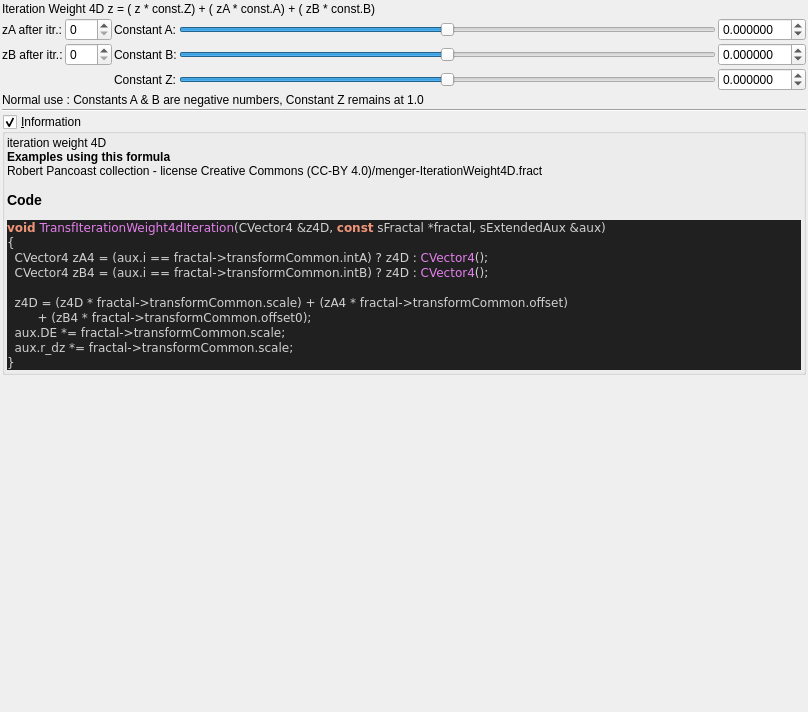
This is mandelbulber2/formula/ui/fractal_transf_iteration_weight4d.ui in buddhi1980/mandelbulber2 as Qt 5 draws it before an edit. The edited form follows.
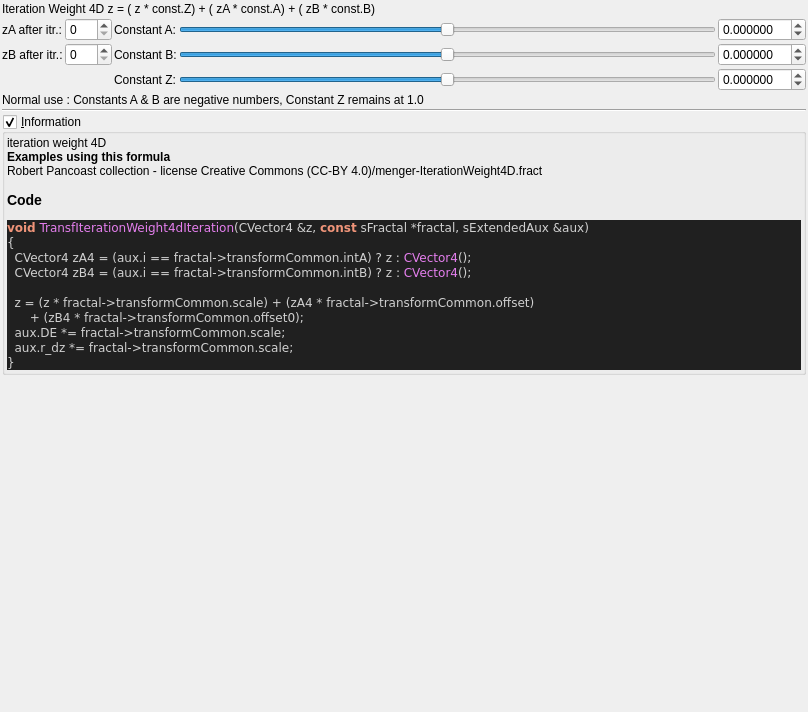
This is the edited form. Custom widgets are drawn as their Qt base class.

Diff of the .ui file:
```diff
--- a/mandelbulber2/formula/ui/fractal_transf_iteration_weight4d.ui
+++ b/mandelbulber2/formula/ui/fractal_transf_iteration_weight4d.ui
@@ -308,13 +308,13 @@
 &lt;/table&gt;
 &lt;br&gt;&lt;b&gt;Examples using this formula&lt;/b&gt;&lt;br&gt;Robert Pancoast collection - license Creative Commons (CC-BY 4.0)/menger-IterationWeight4D.fract&lt;h3&gt;Code&lt;/h3&gt;
 &lt;body style=&quot;background-color:#202020&quot;&gt;
-&lt;pre style=&quot;color:#d0d0d0; background-color:#202020;  font-family:'Courier New',monospace;&quot;&gt;&lt;span style=&quot;color:#f09479; font-weight:bold&quot;&gt;void&lt;/span&gt; &lt;span style=&quot;color:#e47eed&quot;&gt;TransfIterationWeight4dIteration&lt;/span&gt;&lt;span style=&quot;color:#d0d0d0&quot;&gt;(&lt;/span&gt;CVector4 &lt;span style=&quot;color:#d0d0d0&quot;&gt;&amp;amp;&lt;/span&gt;z4D&lt;span style=&quot;color:#d0d0d0&quot;&gt;,&lt;/span&gt; &lt;span style=&quot;color:#f09479; font-weight:bold&quot;&gt;const&lt;/span&gt; sFractal &lt;span style=&quot;color:#d0d0d0&quot;&gt;*&lt;/span&gt;fractal&lt;span style=&quot;color:#d0d0d0&quot;&gt;,&lt;/span&gt; sExtendedAux &lt;span style=&quot;color:#d0d0d0&quot;&gt;&amp;amp;&lt;/span&gt;aux&lt;span style=&quot;color:#d0d0d0&quot;&gt;)&lt;/span&gt;
+&lt;pre style=&quot;color:#d0d0d0; background-color:#202020;  font-family:'Courier New',monospace;&quot;&gt;&lt;span style=&quot;color:#f09479; font-weight:bold&quot;&gt;void&lt;/span&gt; &lt;span style=&quot;color:#e47eed&quot;&gt;TransfIterationWeight4dIteration&lt;/span&gt;&lt;span style=&quot;color:#d0d0d0&quot;&gt;(&lt;/span&gt;CVector4 &lt;span style=&quot;color:#d0d0d0&quot;&gt;&amp;amp;&lt;/span&gt;z&lt;span style=&quot;color:#d0d0d0&quot;&gt;,&lt;/span&gt; &lt;span style=&quot;color:#f09479; font-weight:bold&quot;&gt;const&lt;/span&gt; sFractal &lt;span style=&quot;color:#d0d0d0&quot;&gt;*&lt;/span&gt;fractal&lt;span style=&quot;color:#d0d0d0&quot;&gt;,&lt;/span&gt; sExtendedAux &lt;span style=&quot;color:#d0d0d0&quot;&gt;&amp;amp;&lt;/span&gt;aux&lt;span style=&quot;color:#d0d0d0&quot;&gt;)&lt;/span&gt;
 &lt;span style=&quot;color:#d0d0d0&quot;&gt;{&lt;/span&gt;
-  CVector4 zA4 &lt;span style=&quot;color:#d0d0d0&quot;&gt;= (&lt;/span&gt;aux&lt;span style=&quot;color:#d0d0d0&quot;&gt;.&lt;/span&gt;i &lt;span style=&quot;color:#d0d0d0&quot;&gt;==&lt;/span&gt; fractal&lt;span style=&quot;color:#d0d0d0&quot;&gt;-&amp;gt;&lt;/span&gt;transformCommon&lt;span style=&quot;color:#d0d0d0&quot;&gt;.&lt;/span&gt;intA&lt;span style=&quot;color:#d0d0d0&quot;&gt;)&lt;/span&gt; ? z4D &lt;span style=&quot;color:#d0d0d0&quot;&gt;:&lt;/span&gt; &lt;span style=&quot;color:#e47eed&quot;&gt;CVector4&lt;/span&gt;&lt;span style=&quot;color:#d0d0d0&quot;&gt;();&lt;/span&gt;
-  CVector4 zB4 &lt;span style=&quot;color:#d0d0d0&quot;&gt;= (&lt;/span&gt;aux&lt;span style=&quot;color:#d0d0d0&quot;&gt;.&lt;/span&gt;i &lt;span style=&quot;color:#d0d0d0&quot;&gt;==&lt;/span&gt; fractal&lt;span style=&quot;color:#d0d0d0&quot;&gt;-&amp;gt;&lt;/span&gt;transformCommon&lt;span style=&quot;color:#d0d0d0&quot;&gt;.&lt;/span&gt;intB&lt;span style=&quot;color:#d0d0d0&quot;&gt;)&lt;/span&gt; ? z4D &lt;span style=&quot;color:#d0d0d0&quot;&gt;:&lt;/span&gt; &lt;span style=&quot;color:#e47eed&quot;&gt;CVector4&lt;/span&gt;&lt;span style=&quot;color:#d0d0d0&quot;&gt;();&lt;/span&gt;
+  CVector4 zA4 &lt;span style=&quot;color:#d0d0d0&quot;&gt;= (&lt;/span&gt;aux&lt;span style=&quot;color:#d0d0d0&quot;&gt;.&lt;/span&gt;i &lt;span style=&quot;color:#d0d0d0&quot;&gt;==&lt;/span&gt; fractal&lt;span style=&quot;color:#d0d0d0&quot;&gt;-&amp;gt;&lt;/span&gt;transformCommon&lt;span style=&quot;color:#d0d0d0&quot;&gt;.&lt;/span&gt;intA&lt;span style=&quot;color:#d0d0d0&quot;&gt;)&lt;/span&gt; ? z &lt;span style=&quot;color:#d0d0d0&quot;&gt;:&lt;/span&gt; &lt;span style=&quot;color:#e47eed&quot;&gt;CVector4&lt;/span&gt;&lt;span style=&quot;color:#d0d0d0&quot;&gt;();&lt;/span&gt;
+  CVector4 zB4 &lt;span style=&quot;color:#d0d0d0&quot;&gt;= (&lt;/span&gt;aux&lt;span style=&quot;color:#d0d0d0&quot;&gt;.&lt;/span&gt;i &lt;span style=&quot;color:#d0d0d0&quot;&gt;==&lt;/span&gt; fractal&lt;span style=&quot;color:#d0d0d0&quot;&gt;-&amp;gt;&lt;/span&gt;transformCommon&lt;span style=&quot;color:#d0d0d0&quot;&gt;.&lt;/span&gt;intB&lt;span style=&quot;color:#d0d0d0&quot;&gt;)&lt;/span&gt; ? z &lt;span style=&quot;color:#d0d0d0&quot;&gt;:&lt;/span&gt; &lt;span style=&quot;color:#e47eed&quot;&gt;CVector4&lt;/span&gt;&lt;span style=&quot;color:#d0d0d0&quot;&gt;();&lt;/span&gt;
 
-  z4D &lt;span style=&quot;color:#d0d0d0&quot;&gt;= (&lt;/span&gt;z4D &lt;span style=&quot;color:#d0d0d0&quot;&gt;*&lt;/span&gt; fractal&lt;span style=&quot;color:#d0d0d0&quot;&gt;-&amp;gt;&lt;/span&gt;transformCommon&lt;span style=&quot;color:#d0d0d0&quot;&gt;.&lt;/span&gt;scale&lt;span style=&quot;color:#d0d0d0&quot;&gt;) + (&lt;/span&gt;zA4 &lt;span style=&quot;color:#d0d0d0&quot;&gt;*&lt;/span&gt; fractal&lt;span style=&quot;color:#d0d0d0&quot;&gt;-&amp;gt;&lt;/span&gt;transformCommon&lt;span style=&quot;color:#d0d0d0&quot;&gt;.&lt;/span&gt;offset&lt;span style=&quot;color:#d0d0d0&quot;&gt;)&lt;/span&gt;
-        &lt;span style=&quot;color:#d0d0d0&quot;&gt;+ (&lt;/span&gt;zB4 &lt;span style=&quot;color:#d0d0d0&quot;&gt;*&lt;/span&gt; fractal&lt;span style=&quot;color:#d0d0d0&quot;&gt;-&amp;gt;&lt;/span&gt;transformCommon&lt;span style=&quot;color:#d0d0d0&quot;&gt;.&lt;/span&gt;offset0&lt;span style=&quot;color:#d0d0d0&quot;&gt;);&lt;/span&gt;
+  z &lt;span style=&quot;color:#d0d0d0&quot;&gt;= (&lt;/span&gt;z &lt;span style=&quot;color:#d0d0d0&quot;&gt;*&lt;/span&gt; fractal&lt;span style=&quot;color:#d0d0d0&quot;&gt;-&amp;gt;&lt;/span&gt;transformCommon&lt;span style=&quot;color:#d0d0d0&quot;&gt;.&lt;/span&gt;scale&lt;span style=&quot;color:#d0d0d0&quot;&gt;) + (&lt;/span&gt;zA4 &lt;span style=&quot;color:#d0d0d0&quot;&gt;*&lt;/span&gt; fractal&lt;span style=&quot;color:#d0d0d0&quot;&gt;-&amp;gt;&lt;/span&gt;transformCommon&lt;span style=&quot;color:#d0d0d0&quot;&gt;.&lt;/span&gt;offset&lt;span style=&quot;color:#d0d0d0&quot;&gt;)&lt;/span&gt;
+      &lt;span style=&quot;color:#d0d0d0&quot;&gt;+ (&lt;/span&gt;zB4 &lt;span style=&quot;color:#d0d0d0&quot;&gt;*&lt;/span&gt; fractal&lt;span style=&quot;color:#d0d0d0&quot;&gt;-&amp;gt;&lt;/span&gt;transformCommon&lt;span style=&quot;color:#d0d0d0&quot;&gt;.&lt;/span&gt;offset0&lt;span style=&quot;color:#d0d0d0&quot;&gt;);&lt;/span&gt;
   aux&lt;span style=&quot;color:#d0d0d0&quot;&gt;.&lt;/span&gt;DE &lt;span style=&quot;color:#d0d0d0&quot;&gt;*=&lt;/span&gt; fractal&lt;span style=&quot;color:#d0d0d0&quot;&gt;-&amp;gt;&lt;/span&gt;transformCommon&lt;span style=&quot;color:#d0d0d0&quot;&gt;.&lt;/span&gt;scale&lt;span style=&quot;color:#d0d0d0&quot;&gt;;&lt;/span&gt;
   aux&lt;span style=&quot;color:#d0d0d0&quot;&gt;.&lt;/span&gt;r_dz &lt;span style=&quot;color:#d0d0d0&quot;&gt;*=&lt;/span&gt; fractal&lt;span style=&quot;color:#d0d0d0&quot;&gt;-&amp;gt;&lt;/span&gt;transformCommon&lt;span style=&quot;color:#d0d0d0&quot;&gt;.&lt;/span&gt;scale&lt;span style=&quot;color:#d0d0d0&quot;&gt;;&lt;/span&gt;
 &lt;span style=&quot;color:#d0d0d0&quot;&gt;}&lt;/span&gt;
```
